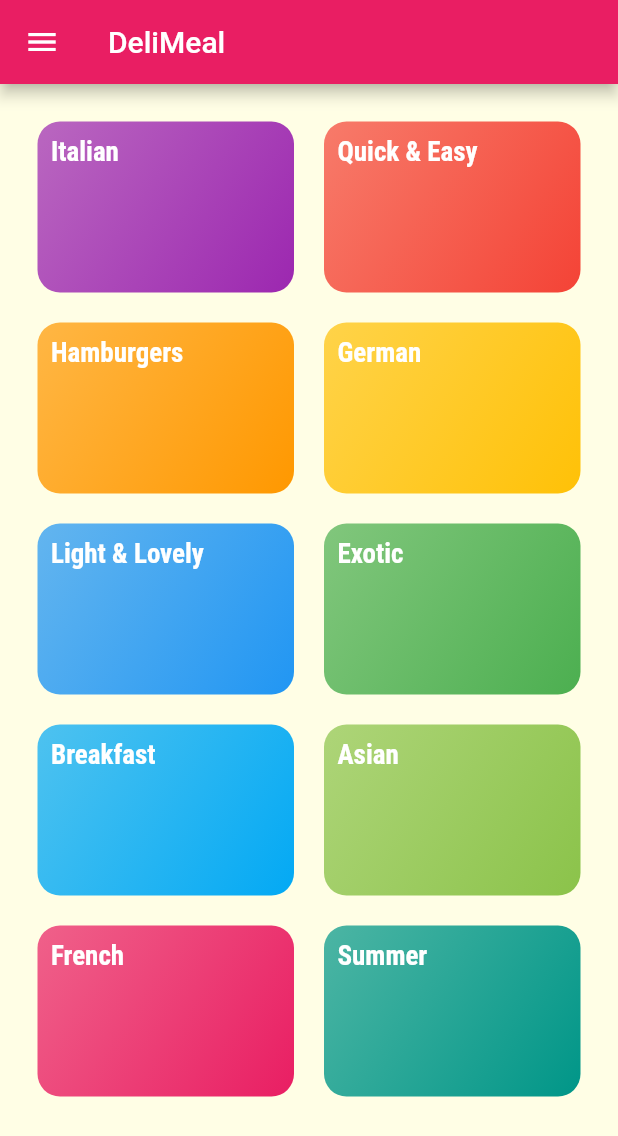
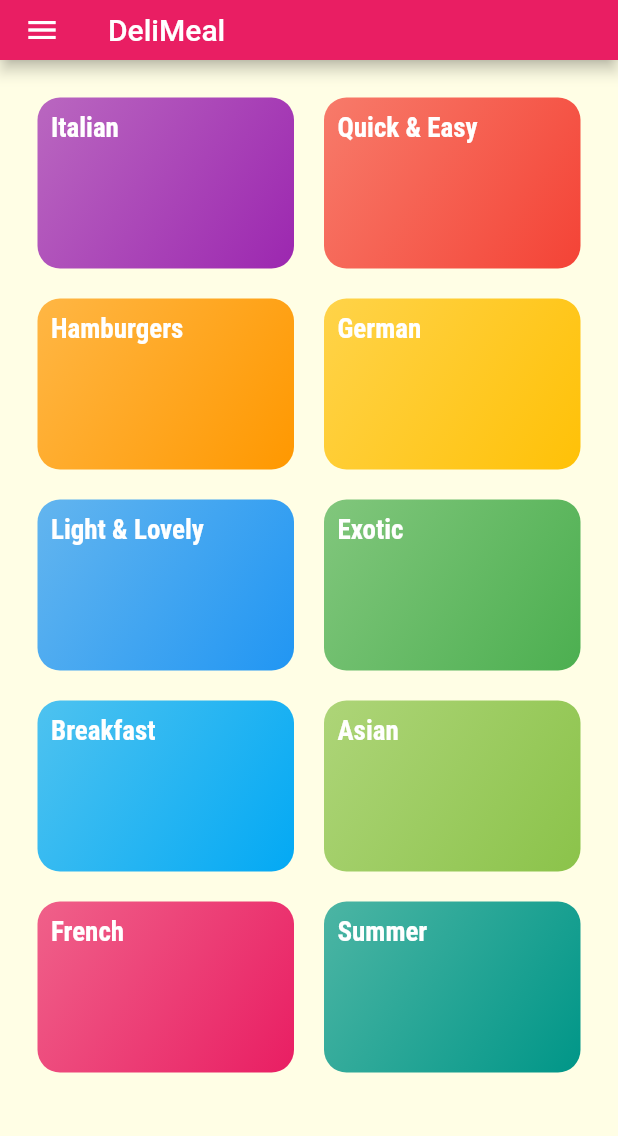
Before and after one commit to fadysherif8/Meals-app, a Flutter app: the screen it shows after launch, on a phone screen of 412 x 824 dp. Shown: the top 1136 px of the screen. Run offline on Flutter 3.47's test engine with Material 2 defaults, Android fonts, the phone set to English and light mode, and no system bars.

Commit message:
Decreased size of Appbar

```diff
--- a/app/lib/screens/categories_screen.dart
+++ b/app/lib/screens/categories_screen.dart
@@ -8,9 +8,13 @@ class CategoriesScreen extends StatelessWidget {
   @override
   Widget build(BuildContext context) {
     return Scaffold(
-      appBar: AppBar(
-       systemOverlayStyle: SystemUiOverlayStyle(statusBarColor: Colors.transparent),
-        title: const Text('DeliMeal'),
+      appBar: PreferredSize(
+        preferredSize: Size.fromHeight(40),
+        child: AppBar(
+          systemOverlayStyle:
+              SystemUiOverlayStyle(statusBarColor: Colors.transparent),
+          title: const Text('DeliMeal'),
+        ),
       ),
       drawer: MainDrawer(),
       body: GridView(
@@ -18,10 +22,10 @@ class CategoriesScreen extends StatelessWidget {
         children: DUMMY_CATEGORIES
             .map(
               (catData) => CategoryItem(
-                    catData.id,
-                    catData.title,
-                    catData.color,
-                  ),
+                catData.id,
+                catData.title,
+                catData.color,
+              ),
             )
             .toList(),
         gridDelegate: SliverGridDelegateWithMaxCrossAxisExtent(
```
